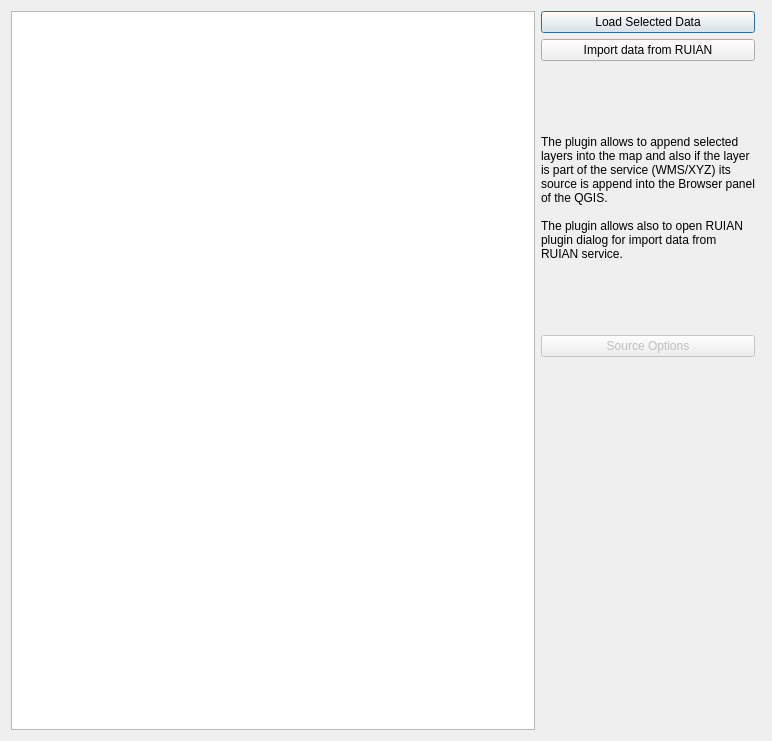
OpenGeoLabs/czech_slovak_freegeodata, file Geo_Data_dialog_base.ui: the form before one commit.
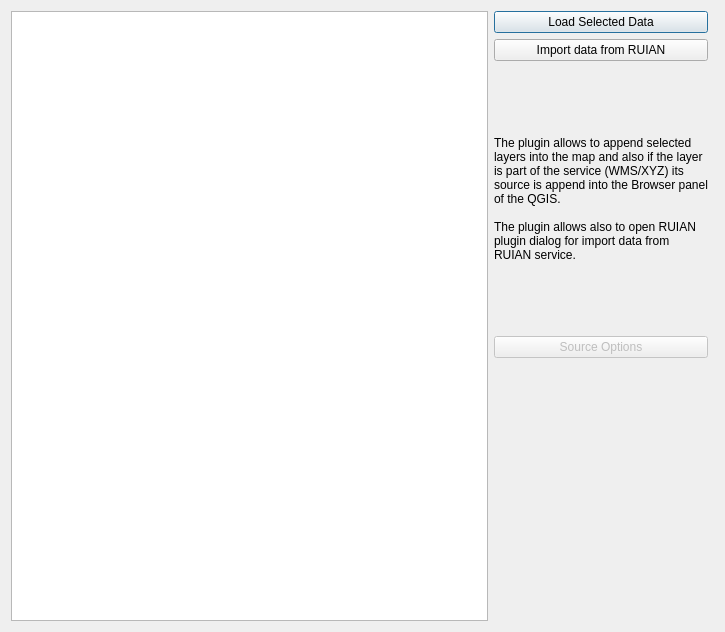
The form after the commit.

Commit message: layout cosmetics review #2

```diff
--- a/Geo_Data_dialog_base.ui
+++ b/Geo_Data_dialog_base.ui
@@ -6,8 +6,8 @@
    <rect>
     <x>0</x>
     <y>0</y>
-    <width>772</width>
-    <height>741</height>
+    <width>725</width>
+    <height>632</height>
    </rect>
   </property>
   <property name="maximumSize">
@@ -38,12 +38,6 @@
        <height>0</height>
       </size>
      </property>
-     <property name="maximumSize">
-      <size>
-       <width>750</width>
-       <height>16777215</height>
-      </size>
-     </property>
      <property name="columnCount">
       <number>1</number>
      </property>
@@ -76,13 +70,7 @@
      <property name="minimumSize">
       <size>
        <width>214</width>
-       <height>137</height>
-      </size>
-     </property>
-     <property name="maximumSize">
-      <size>
-       <width>214</width>
-       <height>137</height>
+       <height>175</height>
       </size>
      </property>
      <property name="text">
```
